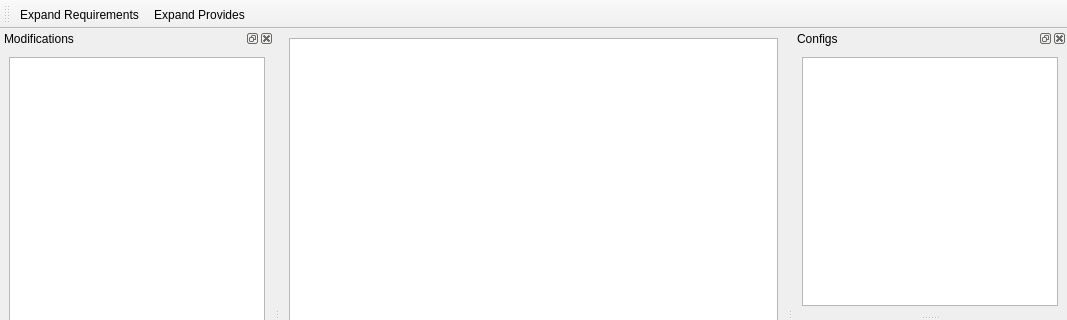
The window that pkg_explorer/main.ui (encukou/pkg-explorer) describes before a commit, drawn with Qt 5; both pictures show x 0 to 1067 and y 0 to 320 of the 1067 by 628 pixel window.
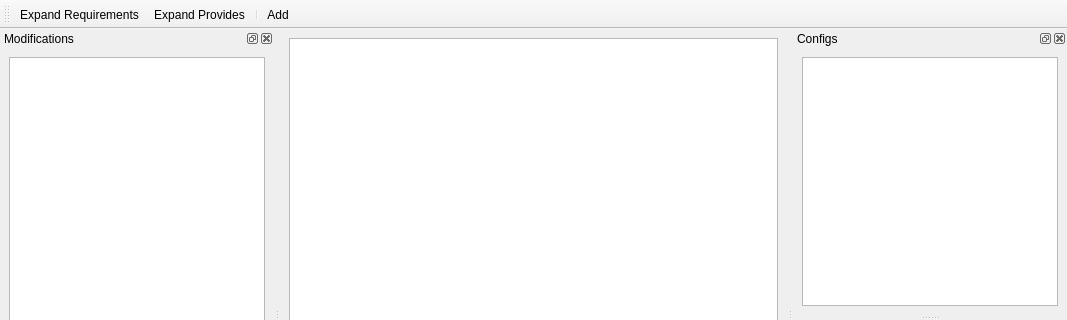
The same window after the commit.

Commit message: Allow adding items to examine

The edit to the form file:
```diff
--- a/pkg_explorer/main.ui
+++ b/pkg_explorer/main.ui
@@ -56,6 +56,8 @@
    </attribute>
    <addaction name="actExpandReqs"/>
    <addaction name="actExpandProvides"/>
+   <addaction name="separator"/>
+   <addaction name="actAddPkg"/>
   </widget>
   <widget class="QDockWidget" name="dockWidget_2">
    <property name="windowTitle">
@@ -141,6 +143,14 @@
     <string>Expand Provides</string>
    </property>
   </action>
+  <action name="actAddPkg">
+   <property name="text">
+    <string>Add...</string>
+   </property>
+   <property name="toolTip">
+    <string>Add Package</string>
+   </property>
+  </action>
  </widget>
  <resources/>
  <connections/>
```
The commit also changes 2 other files.
